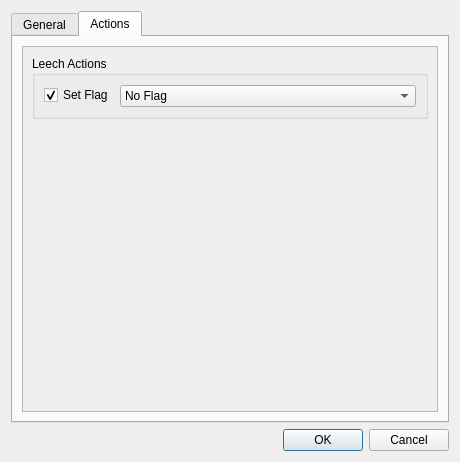
iamjustkoi/LeechToolkit, file res/ui/options_dialog.ui: the form before one commit.
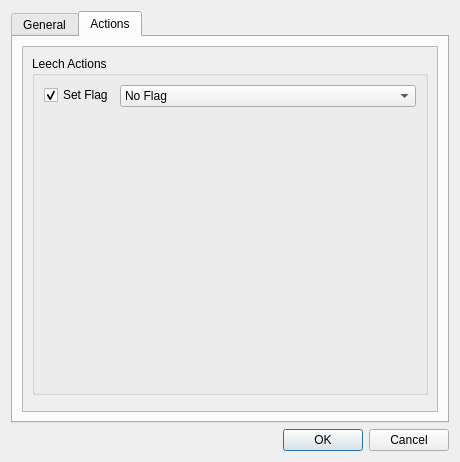
The form after the commit. The open tabs and pages were chosen to show the change.

Commit message: Implemented flag action option base

The edit to the form file:
```diff
--- a/res/ui/options_dialog.ui
+++ b/res/ui/options_dialog.ui
@@ -412,12 +412,6 @@
              <property name="orientation">
               <enum>Qt::Vertical</enum>
              </property>
-             <property name="sizeHint" stdset="0">
-              <size>
-               <width>20</width>
-               <height>40</height>
-              </size>
-             </property>
             </spacer>
            </item>
           </layout>
```
Left out of the diff: 2 changed lines with no effect on the pictures. The commit also changes 2 other files.
